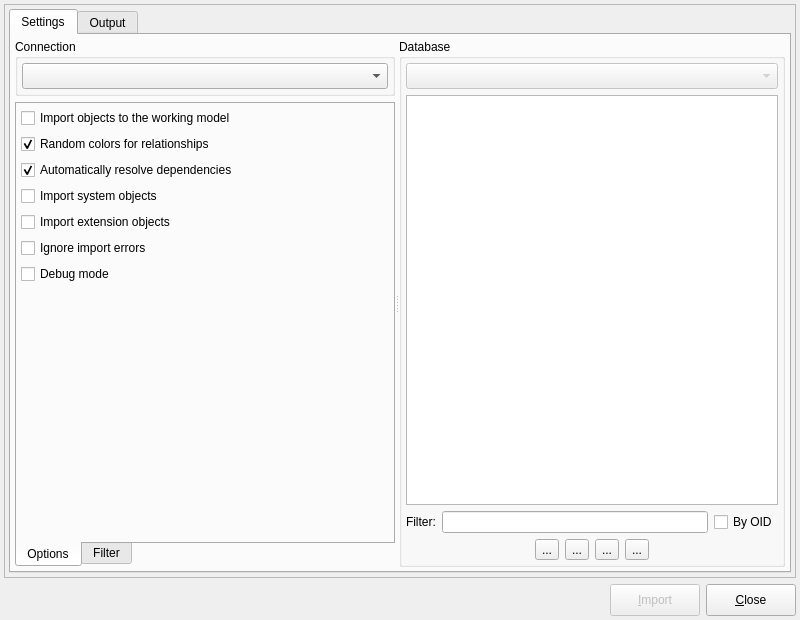
pgmodeler/pgmodeler, file libpgmodeler_ui/ui/databaseimportform.ui: the form before one commit.
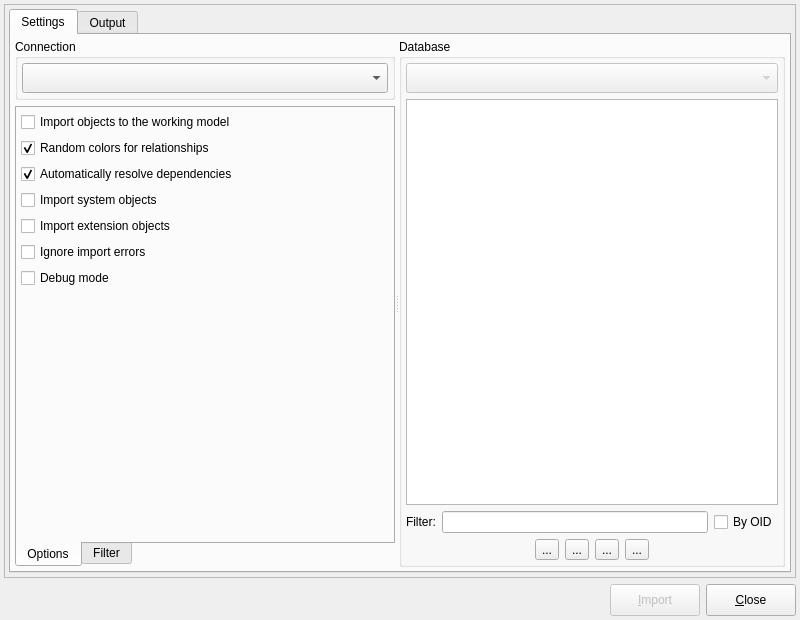
The form after the commit. Icons and pictures are not drawn.

Patch:
```diff
--- a/libpgmodeler_ui/ui/databaseimportform.ui
+++ b/libpgmodeler_ui/ui/databaseimportform.ui
@@ -153,8 +153,8 @@
                    </property>
                    <property name="iconSize">
                     <size>
-                     <width>18</width>
-                     <height>18</height>
+                     <width>22</width>
+                     <height>22</height>
                     </size>
                    </property>
                   </widget>
@@ -898,8 +898,8 @@
                 </property>
                 <property name="iconSize">
                  <size>
-                  <width>18</width>
-                  <height>18</height>
+                  <width>22</width>
+                  <height>22</height>
                  </size>
                 </property>
                </widget>
```
